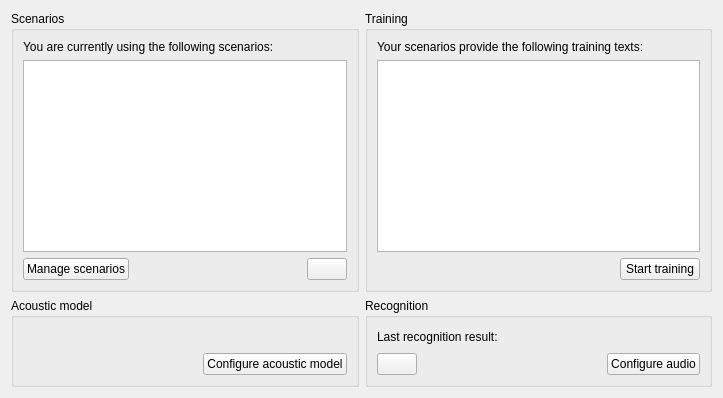
First picture: the form in simon/src/welcomepage.ui, repository KDE/simon, before the edit.
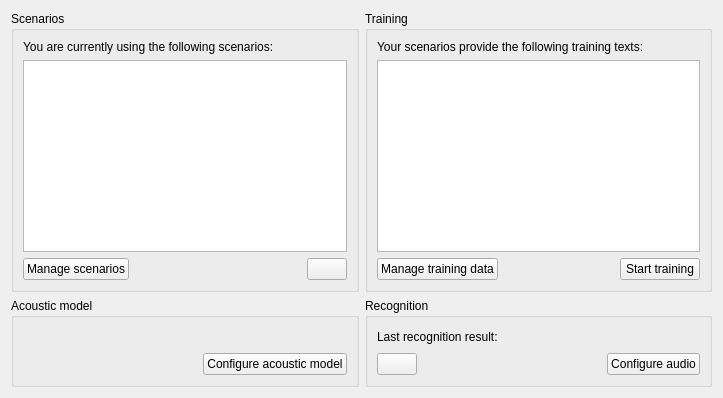
Second picture: the form after the edit. Custom widgets are drawn as their Qt base class.

The edit to the form file:
```diff
--- a/simon/src/welcomepage.ui
+++ b/simon/src/welcomepage.ui
@@ -42,6 +42,13 @@
       </item>
       <item>
        <layout class="QHBoxLayout" name="horizontalLayout_5">
+        <item>
+         <widget class="KPushButton" name="pbManageSamples">
+          <property name="text">
+           <string>Manage training data</string>
+          </property>
+         </widget>
+        </item>
         <item>
          <spacer name="horizontalSpacer_5">
           <property name="orientation">
```
